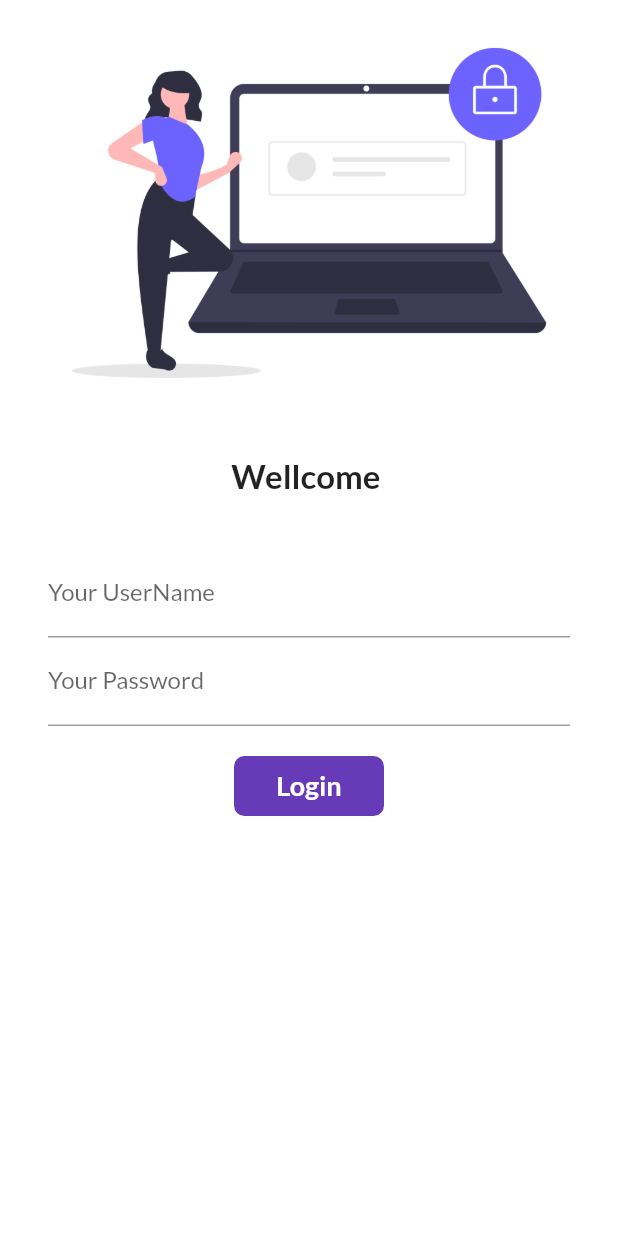
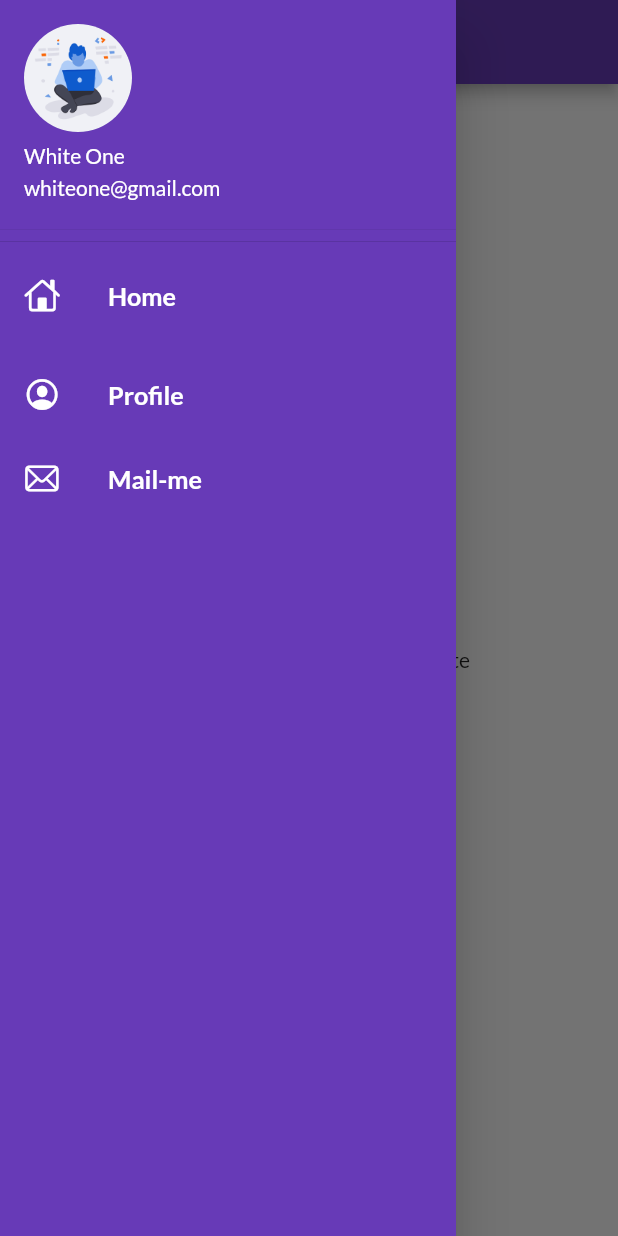
Before and after one commit to ashikulislamdev/learn_flutter, a Flutter app: the screen it shows after launch, with the side drawer open (before the commit the screen has no drawer), on a phone screen of 412 x 824 dp. Run offline on Flutter 3.47's test engine with Material 2 defaults, Android fonts, the phone set to English and light mode, and no system bars; our stand-ins replace google_fonts.

Commit message:
Day 9 Completed

```diff
--- a/lib/main.dart
+++ b/lib/main.dart
@@ -24,11 +24,14 @@ class MyApp extends StatelessWidget {
       ),
 
       //home: HomaPage(),
-      initialRoute: '/',
+      //initialRoute: '/',
+
+      initialRoute: MyRoutes.homeRoute,
+
       routes: {
         '/' : (context) => LoginPage(),
         MyRoutes.homeRoute : (context) => HomaPage(),
-        MyRoutes.loginRoute : (context) => LoginPage()
+        MyRoutes.loginRoute : (context) => LoginPage(),
       },
     );
   }
--- a/lib/pages/home.dart
+++ b/lib/pages/home.dart
@@ -1,4 +1,5 @@
 import 'package:flutter/material.dart';
+import 'package:learn_app/widgets/drawer.dart';
 
 class HomaPage extends StatelessWidget {
   const HomaPage({ Key? key }) : super(key: key);
@@ -13,7 +14,7 @@ class HomaPage extends StatelessWidget {
         centerTitle: true,
       ),
 
-      drawer: Drawer(),
+      drawer: MyDrawer(),
 
       body: Container(
         child: Center(
--- /dev/null
+++ b/lib/widgets/drawer.dart
@@ -0,0 +1,43 @@
+import 'package:flutter/cupertino.dart';
+import 'package:flutter/material.dart';
+
+class MyDrawer extends StatelessWidget {
+  const MyDrawer({ Key? key }) : super(key: key);
+
+  @override
+  Widget build(BuildContext context) {
+    return Drawer(
+      child: Container(
+        color: Colors.deepPurple,
+        child: ListView(
+          children: [
+            DrawerHeader(
+              padding: EdgeInsets.zero,
+              child: UserAccountsDrawerHeader(
+                //margin: EdgeInsets.zero,
+                accountName: Text("White One"),
+                accountEmail: Text("whiteone@gmail.com"),
+                currentAccountPicture: CircleAvatar(
+                  backgroundImage: AssetImage("assets/images/web-dev.png"),
+                ),
+              ),
+            ),
+            ListTile(
+              leading: Icon(CupertinoIcons.home, color: Colors.white,),
+              title: Text("Home", textScaleFactor:1.2, style: TextStyle(color: Colors.white, fontWeight: FontWeight.bold),),
+            ),SizedBox(height: 10,),
+            ListTile(
+              leading: Icon(CupertinoIcons.profile_circled, color: Colors.white,),
+              title: Text("Profile", textScaleFactor:1.2, style: TextStyle(color: Colors.white, fontWeight: FontWeight.bold),),
+            ),
+            ListTile(
+              leading: Icon(CupertinoIcons.mail, color: Colors.white,),
+              title: Text("Mail-me", textScaleFactor:1.2, style: TextStyle(color: Colors.white, fontWeight: FontWeight.bold),),
+            ),
+
+          ],
+        ),
+      ),
+    );
+  }
+}
```
Also changed, not shown: lib/pages/login_page.dart (+33 -6 lines), assets/images/web-dev.png (added).
